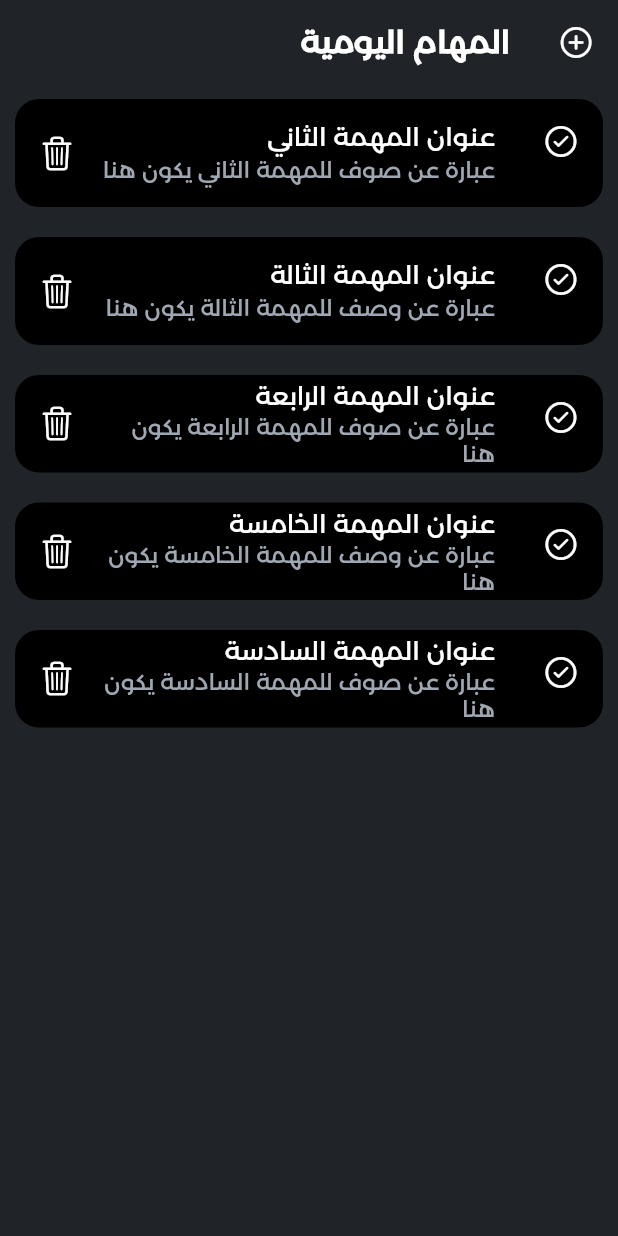
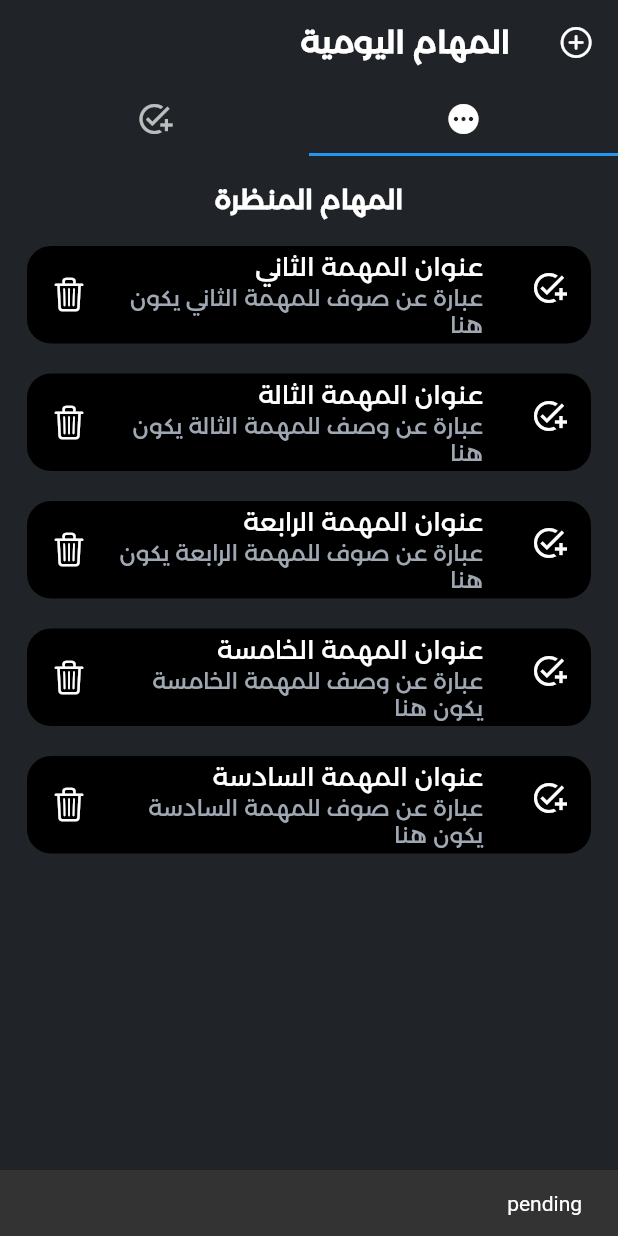
Before and after one commit to asimsharf/todoapp, a Flutter app: the screen it shows after launch, after a tap on an icon or button, on a phone screen of 412 x 824 dp. Run offline on Flutter 3.47's test engine with Material 2 defaults, Android fonts, the phone set to English and light mode, and no system bars; our stand-ins replace connectivity_plus, equatable, flutter_bloc, flutter_dotenv, logger.

```diff
--- /dev/null
+++ b/lib/BL/blocs/todo/todo_filter_bloc.dart
@@ -0,0 +1,67 @@
+import 'dart:async';
+
+import 'package:equatable/equatable.dart';
+import 'package:flutter_bloc/flutter_bloc.dart';
+import 'package:todoapp/BL/blocs/todo/todo_blocs.dart';
+import 'package:todoapp/DL/entities/todo.dart';
+import 'package:todoapp/utils/enums.dart';
+
+part 'package:todoapp/BL/events/todo/todo_filter_events.dart';
+part 'package:todoapp/BL/states/todo/todo_filter_states.dart';
+
+class TodosFilterBloc extends Bloc<TodosFilterEvent, TodosFilterState> {
+  final TodosBloc _todosBloc;
+  late StreamSubscription _streamSubscription;
+
+  TodosFilterBloc({required TodosBloc todosBloc})
+      : _todosBloc = todosBloc,
+        super(const TodosFilterLoading()) {
+    on<UpdateFilter>(_onUpdateFilter);
+    on<UpdateFilterTodos>(_onUpdateTodos);
+
+    _streamSubscription = _todosBloc.stream.listen((state) {
+      add(const UpdateFilterTodos());
+    });
+  }
+
+  void _onUpdateFilter(UpdateFilter event, Emitter<TodosFilterState> emit) {
+    if (state is TodosFilterLoading) {
+      add(const UpdateFilterTodos(todosFilter: TodosFilter.pending));
+    }
+
+    if (state is TodosFilterLoaded) {
+      final state = this.state as TodosFilterLoaded;
+      add(UpdateFilterTodos(todosFilter: state.todosFilter));
+    }
+  }
+
+  void _onUpdateTodos(UpdateFilterTodos event, Emitter<TodosFilterState> emit) {
+    final state = _todosBloc.state;
+
+    if (state is TodosLoaded) {
+      List<Todo> todos = state.todos.where((todo) {
+        switch (event.todosFilter) {
+          case TodosFilter.all:
+            return true;
+          case TodosFilter.completed:
+            return todo.isCompleted!;
+          case TodosFilter.cancelled:
+            return todo.isCancelled!;
+          case TodosFilter.pending:
+            return !(todo.isCancelled! || todo.isCompleted!);
+        }
+      }).toList();
+
+      emit(TodosFilterLoaded(
+        filteredTodos: todos,
+        todosFilter: event.todosFilter,
+      ));
+    }
+  }
+
+  @override
+  Future<void> close() {
+    _streamSubscription.cancel();
+    return super.close();
+  }
+}
--- a/lib/BL/events/todo/todo_events.dart
+++ b/lib/BL/events/todo/todo_events.dart
@@ -1,4 +1,4 @@
-part of '../../blocs/todo/todo_blocs.dart';
+part of 'package:todoapp/BL/blocs/todo/todo_blocs.dart';
 
 abstract class TodosEvent extends Equatable {
   const TodosEvent();
--- /dev/null
+++ b/lib/BL/events/todo/todo_filter_events.dart
@@ -0,0 +1,24 @@
+part of 'package:todoapp/BL/blocs/todo/todo_filter_bloc.dart';
+
+abstract class TodosFilterEvent extends Equatable {
+  const TodosFilterEvent();
+
+  @override
+  List<Object> get props => [];
+}
+
+class UpdateFilter extends TodosFilterEvent {
+  const UpdateFilter();
+
+  @override
+  List<Object> get props => [];
+}
+
+class UpdateFilterTodos extends TodosFilterEvent {
+  final TodosFilter todosFilter;
+
+  const UpdateFilterTodos({this.todosFilter = TodosFilter.all});
+
+  @override
+  List<Object> get props => [todosFilter];
+}
--- /dev/null
+++ b/lib/BL/states/todo/todo_filter_states.dart
@@ -0,0 +1,25 @@
+part of 'package:todoapp/BL/blocs/todo/todo_filter_bloc.dart';
+
+abstract class TodosFilterState extends Equatable {
+  const TodosFilterState();
+
+  @override
+  List<Object> get props => [];
+}
+
+class TodosFilterLoading extends TodosFilterState {
+  const TodosFilterLoading();
+}
+
+class TodosFilterLoaded extends TodosFilterState {
+  final List<Todo> filteredTodos;
+  final TodosFilter todosFilter;
+
+  const TodosFilterLoaded({
+    required this.filteredTodos,
+    this.todosFilter = TodosFilter.all,
+  });
+
+  @override
+  List<Object> get props => [filteredTodos, todosFilter];
+}
--- a/lib/BL/states/todo/todo_states.dart
+++ b/lib/BL/states/todo/todo_states.dart
@@ -1,4 +1,4 @@
-part of '../../blocs/todo/todo_blocs.dart';
+part of 'package:todoapp/BL/blocs/todo/todo_blocs.dart';
 
 abstract class TodosState extends Equatable {
   const TodosState();
--- a/lib/PL/screens/home/home.dart
+++ b/lib/PL/screens/home/home.dart
@@ -2,6 +2,8 @@ import 'package:flutter/cupertino.dart';
 import 'package:flutter/material.dart';
 import 'package:flutter_bloc/flutter_bloc.dart';
 import 'package:todoapp/BL/blocs/todo/todo_blocs.dart';
+import 'package:todoapp/BL/blocs/todo/todo_filter_bloc.dart';
+import 'package:todoapp/utils/enums.dart';
 import 'package:todoapp/utils/the_colors.dart';
 
 class Home extends StatelessWidget {
@@ -9,7 +11,9 @@ class Home extends StatelessWidget {
 
   @override
   Widget build(BuildContext context) {
-    return Scaffold(
+    return DefaultTabController(
+      length: 2,
+      child: Scaffold(
         appBar: AppBar(
           title: const Text("المهام اليومية"),
           leading: IconButton(
@@ -18,15 +22,82 @@ class Home extends StatelessWidget {
             },
             icon: const Icon(CupertinoIcons.add_circled),
           ),
+          bottom: TabBar(
+            onTap: (tapIndex) {
+              switch (tapIndex) {
+                case 0:
+                  BlocProvider.of<TodosFilterBloc>(context).add(
+                    const UpdateFilterTodos(
+                      todosFilter: TodosFilter.pending,
                     ),
-      body: BlocBuilder<TodosBloc, TodosState>(
+                  );
+                  break;
+                case 1:
+                  BlocProvider.of<TodosFilterBloc>(context).add(
+                    const UpdateFilterTodos(
+                      todosFilter: TodosFilter.completed,
+                    ),
+                  );
+                  break;
+              }
+            },
+            tabs: const [
+              Tab(
+                icon: Icon(Icons.pending),
+              ),
+              Tab(
+                icon: Icon(Icons.add_task),
+              ),
+            ],
+          ),
+        ),
+        body: TabBarView(
+          children: [
+            _todos("المهام المنظرة"),
+            _todos("المهام المكتملة"),
+          ],
+        ),
+      ),
+    );
+  }
+
+  BlocConsumer<TodosFilterBloc, TodosFilterState> _todos(String title) {
+    return BlocConsumer<TodosFilterBloc, TodosFilterState>(
+      listener: (context, state) {
+        if (state is TodosFilterLoaded) {
+          ScaffoldMessenger.of(context).showSnackBar(
+            SnackBar(
+              content: Text(state.todosFilter.toString().split('.').last),
+            ),
+          );
+        }
+      },
       builder: (context, state) {
-          if (state is TodosLoading) {
-            return const CircularProgressIndicator();
+        if (state is TodosFilterLoading) {
+          return const Center(child: CircularProgressIndicator());
         }
-          if (state is TodosLoaded) {
-            return ListView.builder(
-              itemCount: state.todos.length,
+        if (state is TodosFilterLoaded) {
+          return Padding(
+            padding: const EdgeInsets.all(8.0),
+            child: Column(
+              crossAxisAlignment: CrossAxisAlignment.start,
+              children: [
+                Container(
+                  padding: const EdgeInsets.all(10),
+                  child: Center(
+                    child: Text(
+                      title,
+                      style: const TextStyle(
+                        fontSize: 18,
+                        fontWeight: FontWeight.bold,
+                        color: TheColors.white,
+                      ),
+                    ),
+                  ),
+                ),
+                ListView.builder(
+                  shrinkWrap: true,
+                  itemCount: state.filteredTodos.length,
                   itemBuilder: (context, i) {
                     return Container(
                       margin: const EdgeInsets.all(10),
@@ -36,39 +107,37 @@ class Home extends StatelessWidget {
                       ),
                       child: ListTile(
                         title: Text(
-                      state.todos[i].task,
+                          state.filteredTodos[i].task,
                           style: const TextStyle(
                             color: TheColors.white,
                           ),
                         ),
                         subtitle: Text(
-                      state.todos[i].description,
+                          state.filteredTodos[i].description,
                           style: const TextStyle(
                             color: TheColors.deepWhite,
                           ),
                         ),
-                    leading: GestureDetector(
+                        leading: InkWell(
                           onTap: () {
                             context.read<TodosBloc>().add(
                                   UpdateTodos(
-                                todo: state.todos[i].copyWith(
+                                    todo: state.filteredTodos[i].copyWith(
                                       isCompleted: true,
                                     ),
                                   ),
                                 );
                           },
-                      child: Icon(
-                        state.todos[i].isCompleted == true
-                            ? CupertinoIcons.checkmark_alt_circle_fill
-                            : CupertinoIcons.checkmark_alt_circle,
+                          child: const Icon(
+                            Icons.add_task,
                             color: TheColors.white,
                           ),
                         ),
-                    trailing: GestureDetector(
+                        trailing: InkWell(
                           onTap: () {
-                        context
-                            .read<TodosBloc>()
-                            .add(DeleteTodos(todo: state.todos[i]));
+                            context.read<TodosBloc>().add(
+                                  DeleteTodos(todo: state.filteredTodos[i]),
+                                );
                           },
                           child: const Icon(
                             CupertinoIcons.trash,
@@ -78,11 +147,13 @@ class Home extends StatelessWidget {
                       ),
                     );
                   },
+                ),
+              ],
+            ),
           );
         }
         return const Center(child: Text("عفوا هنالك خطأ ما!"));
       },
-      ),
     );
   }
 }
--- a/lib/main.dart
+++ b/lib/main.dart
@@ -4,6 +4,7 @@ import 'package:flutter_bloc/flutter_bloc.dart';
 import 'package:flutter_dotenv/flutter_dotenv.dart';
 import 'package:flutter_localizations/flutter_localizations.dart';
 import 'package:todoapp/BL/blocs/todo/todo_blocs.dart';
+import 'package:todoapp/BL/blocs/todo/todo_filter_bloc.dart';
 import 'package:todoapp/DL/entities/todo.dart';
 import 'package:todoapp/router/app_router.dart';
 import 'package:todoapp/utils/the_colors.dart';
@@ -77,6 +78,11 @@ class App extends StatelessWidget {
               ),
             ),
         ),
+        BlocProvider(
+          create: (context) => TodosFilterBloc(
+            todosBloc: BlocProvider.of<TodosBloc>(context),
+          ),
+        ),
       ],
       child: MaterialApp(
         debugShowCheckedModeBanner: dotenv.env['DEBUG'] == 'true',
--- a/lib/utils/enums.dart
+++ b/lib/utils/enums.dart
@@ -2,3 +2,10 @@ enum ConnectionType {
   wifi,
   mobile,
 }
+
+enum TodosFilter {
+  all,
+  completed,
+  cancelled,
+  pending,
+}
```
Lines whose indentation alone changed are shown as unchanged.
